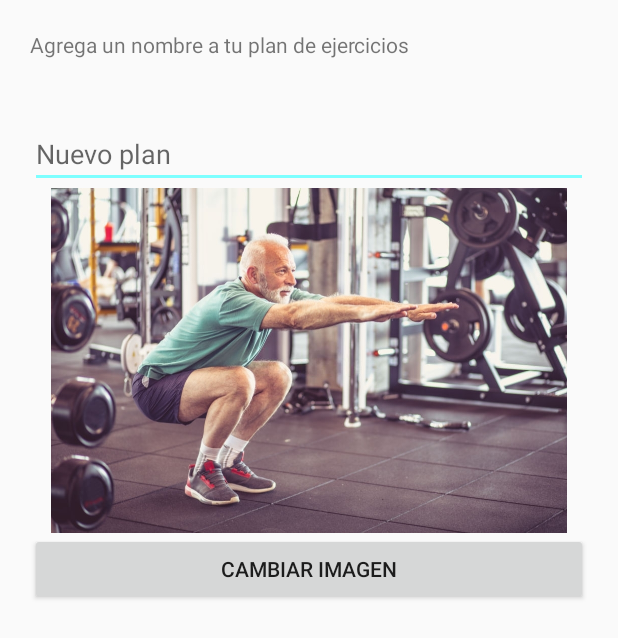
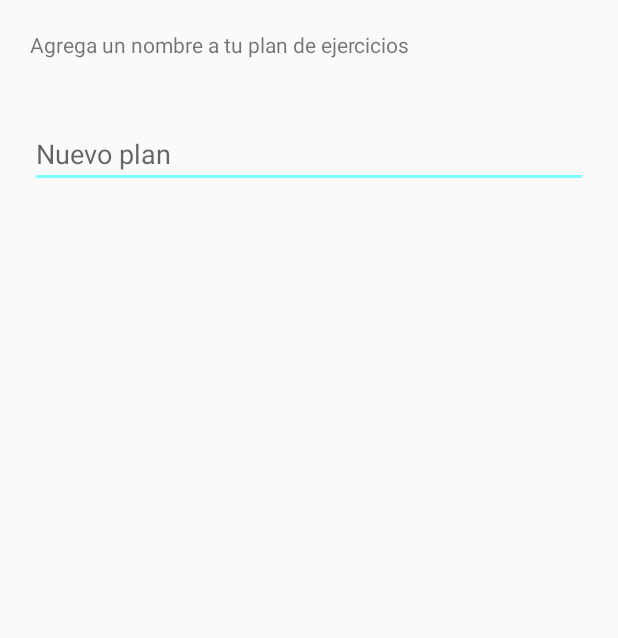
Before and after one commit to henrysala/EjercicioEnCasaApp, an Android app: the layout insertar_nombre_plan.xml on its own in the app's theme, with its tools: preview values and no code run, on a phone screen of 412 x 824 dp. Shown: the top 638 px of the screen. Run offline under Robolectric (Android 15) with nearby library versions, the phone set to English and light mode, and no system bars.

Commit message:
ahora si, solucionado bug de que no se veia la descripcion de los ejercicios, y oculte el boton de cambiar imagen en el Dialog para cambiar nombre al plan

```diff
--- a/app/src/main/java/com/example/ejercicioencasaapp/models/AdaptadorListaEjercicios.java
+++ b/app/src/main/java/com/example/ejercicioencasaapp/models/AdaptadorListaEjercicios.java
@@ -39,7 +39,7 @@ public class AdaptadorListaEjercicios extends RecyclerView.Adapter<AdaptadorList
 
         holder.nombreEjercicio.setText(ejercicio.getName());
         holder.duracionEjercicio.setText(String.valueOf(ejercicio.getDuracion()));
-        ///holder.description.setText(ejercicio.getDescription());
+        //holder.description.setText(ejercicio.getDescription());
         holder.gif_ejercicio.setBackgroundResource(ejercicio.getGifEjercicio());
 
         //al pulsar sobre un ejercicio de la lista se abre el activit descripcion y se pasan el id el nombre
@@ -52,6 +52,7 @@ public class AdaptadorListaEjercicios extends RecyclerView.Adapter<AdaptadorList
                 intent.putExtra(DescripcionEjercicioActivity.EXTRA_ID_PLAN,idPlan);
                 intent.putExtra(DescripcionEjercicioActivity.EXTRA_ID_EJERCICIO,ejercicio.getId());
                 intent.putExtra(DescripcionEjercicioActivity.EXTRA_NOMBRE_EJERCICIO,ejercicio.getName());
+                intent.putExtra(DescripcionEjercicioActivity.EXTRA_DESCRIP_EJERCICIO,ejercicio.getDescrip());
                 view.getContext().startActivity(intent);
             }
         });
--- a/app/src/main/java/com/example/ejercicioencasaapp/models/AdaptadorRutinaLista.java
+++ b/app/src/main/java/com/example/ejercicioencasaapp/models/AdaptadorRutinaLista.java
@@ -47,6 +47,7 @@ public class AdaptadorRutinaLista extends RecyclerView.Adapter<AdaptadorRutinaLi
                 intent.putExtra(DescripcionEjercicioActivity.EXTRA_ID_PLAN,idPlan);
                 intent.putExtra(DescripcionEjercicioActivity.EXTRA_ID_EJERCICIO,ejercicio.getId());
                 intent.putExtra(DescripcionEjercicioActivity.EXTRA_NOMBRE_EJERCICIO,ejercicio.getName());
+                intent.putExtra(DescripcionEjercicioActivity.EXTRA_DESCRIP_EJERCICIO,ejercicio.getDescrip());
                 view.getContext().startActivity(intent);
             }
         });
--- a/app/src/main/java/com/example/ejercicioencasaapp/models/EjercicioPlanDAO.java
+++ b/app/src/main/java/com/example/ejercicioencasaapp/models/EjercicioPlanDAO.java
@@ -23,6 +23,7 @@ public class EjercicioPlanDAO {
 
         sqLiteDatabase.insert(UtilitiesDataBase.TablaEjerciciosPlan.TABLE_NAME,null, registro);
 
+        sqLiteDatabase.close();
     }
 
 }
--- a/app/src/main/res/layout/insertar_nombre_plan.xml
+++ b/app/src/main/res/layout/insertar_nombre_plan.xml
@@ -25,12 +25,14 @@
     <ImageView
         android:id="@+id/ivPortada"
         android:layout_width="wrap_content"
-        android:layout_height="230dp"
+        android:layout_height="0dp"
+        android:visibility="invisible"
         app:srcCompat="@drawable/card_plan" />
 
     <Button
         android:id="@+id/btnCambiarImagen"
         android:layout_width="match_parent"
-        android:layout_height="wrap_content"
+        android:layout_height="0dp"
+        android:visibility="invisible"
         android:text="Cambiar imagen" />
 </LinearLayout>
```
Also changed, not shown: app/src/main/java/com/example/ejercicioencasaapp/models/NombreDialog.java (+6 -5 lines).
